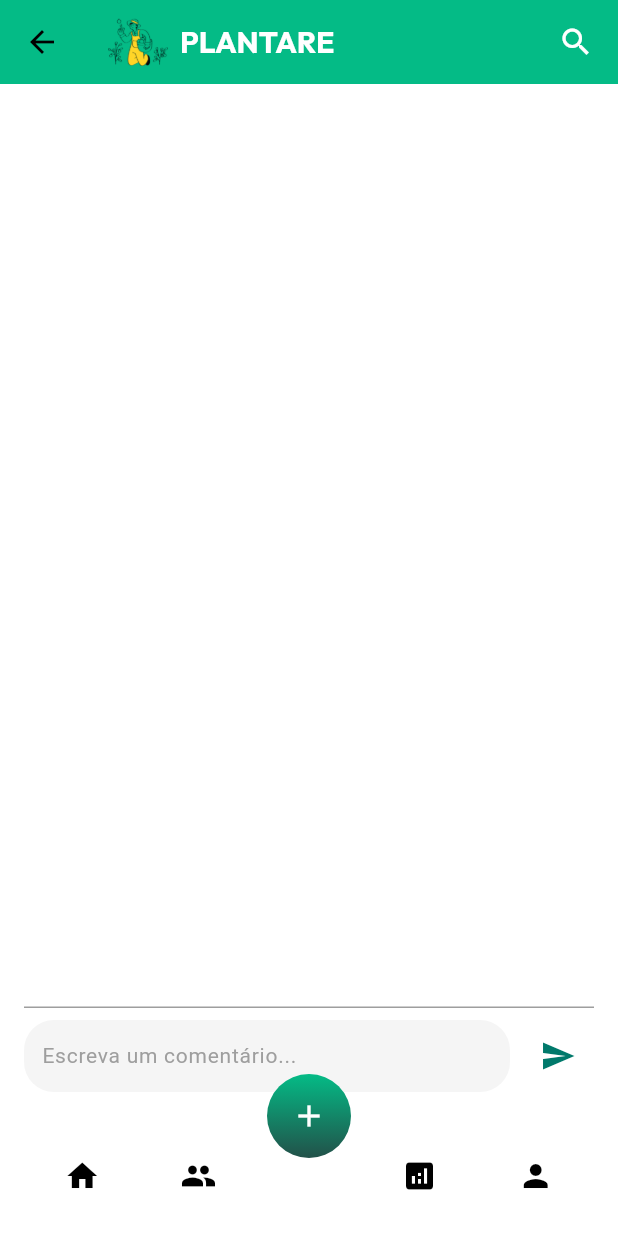
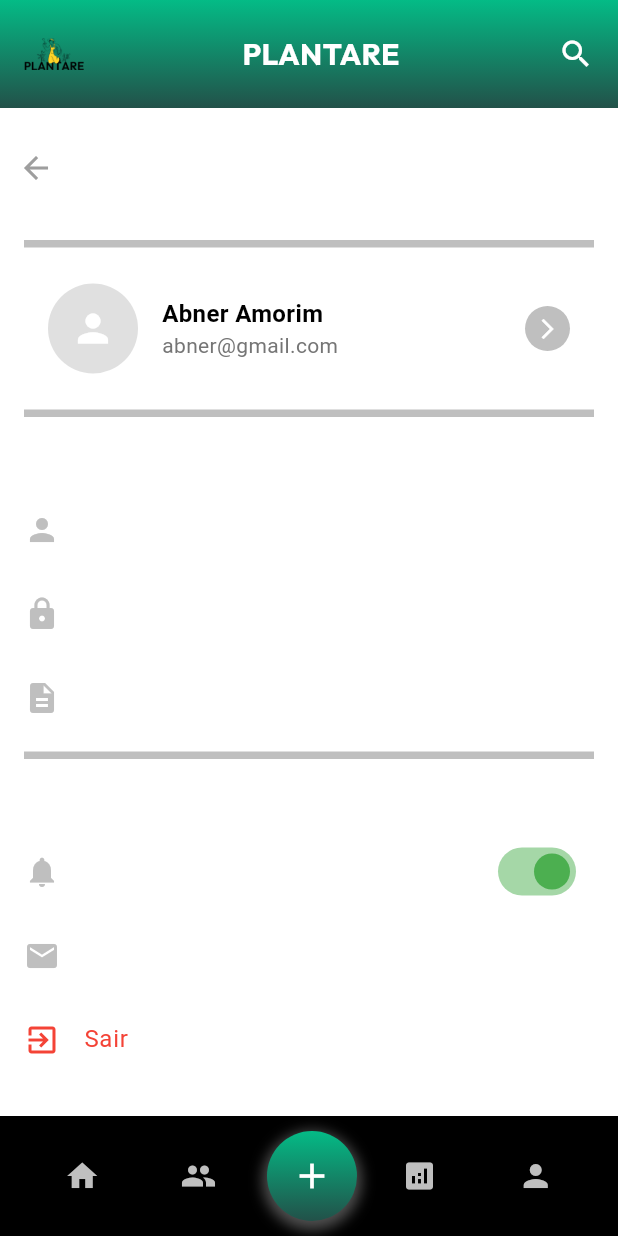
Before and after one commit to ICEI-PUC-Minas-PBR-SI/pbr-si-2024-2-p5-tias-t1-2758101-pbr-si-2024-2-p1-plantare, a Flutter app: the CommentScreen screen opened by its route, after a tap on the "person" icon, on a phone screen of 412 x 824 dp. Run offline on Flutter 3.47's test engine with Material 3 defaults, Android fonts, the phone set to English and light mode, and no system bars; our stand-ins replace cloud_firestore, firebase_core, google_fonts, sqflite; accounts and stored records are empty; project files that could hold a hidden picture were left out.

Commit message:
pagina perfil

```diff
--- a/plantare_app/lib/core/app_routes.dart
+++ b/plantare_app/lib/core/app_routes.dart
@@ -8,6 +8,7 @@ import '../screens/planting_screen.dart';
 import '../screens/report_screen.dart';
 import '../screens/community_screen.dart';
 import '../screens/comment_screen.dart';
+import '../screens/profile.dart';
 
 
 class AppRoutes {
@@ -20,6 +21,7 @@ class AppRoutes {
   static const String report = '/report';
   static const String community = '/community';
   static const String comment = '/comment';
+  static const String profile = '/profile';
 
   static final Map<String, WidgetBuilder> routes = {
     onboarding: (context) => OnboardingScreen(),
@@ -31,5 +33,6 @@ class AppRoutes {
     report: (context) => ReportScreen(),
     community: (context) => CommunityScreen(),
     comment: (context) => CommentScreen(),
+    profile: (context) => ProfileScreen(),
   };
 }
--- /dev/null
+++ b/plantare_app/lib/screens/profile.dart
@@ -0,0 +1,281 @@
+import 'package:flutter/material.dart';
+
+class ProfileScreen extends StatelessWidget {
+  @override
+  Widget build(BuildContext context) {
+    return Scaffold(
+      backgroundColor: const Color.fromARGB(255, 255, 255, 255), // Cor de fundo ajustada ao modelo
+      body: SingleChildScrollView(
+        child: Column(
+          children: [
+            // Header
+            Container(
+              decoration: BoxDecoration(
+                gradient: LinearGradient(
+                  colors: [Color(0xFF04BB86), Color(0xFF225149)],
+                  begin: Alignment.topCenter,
+                  end: Alignment.bottomCenter,
+                ),
+              ),
+              padding: EdgeInsets.symmetric(horizontal: 16.0, vertical: 16.0),
+              child: Row(
+                mainAxisAlignment: MainAxisAlignment.spaceBetween,
+                children: [
+                  Image.asset(
+                    'assets/images/logo.png', // Substituir pelo caminho correto da logo
+                    height: 40,
+                    width: 40,
+                  ),
+                  Text(
+                    "PLANTARE",
+                    style: TextStyle(
+                      fontFamily: 'Outfit',
+                      fontSize: 20,
+                      fontWeight: FontWeight.bold,
+                      color: Colors.white,
+                    ),
+                  ),
+                  Icon(Icons.search, color: Colors.white),
+                ],
+              ),
+            ),
+
+            // Título "Perfil"
+            Padding(
+              padding: const EdgeInsets.symmetric(vertical: 16.0),
+              child: Row(
+                mainAxisAlignment: MainAxisAlignment.spaceBetween,
+                children: [
+                  IconButton(
+                    icon: Icon(Icons.arrow_back, color: Colors.grey),
+                    onPressed: () => Navigator.pop(context),
+                  ),
+                  Expanded(
+                    child: Center(
+                      child: Text(
+                        "PERFIL",
+                        style: TextStyle(
+                          fontFamily: 'Outfit',
+                          fontSize: 18,
+                          fontWeight: FontWeight.bold,
+                          color: const Color.fromARGB(255, 255, 255, 255),
+                        ),
+                      ),
+                    ),
+                  ),
+                ],
+              ),
+            ),
+
+            // Divider acima da caixa de informações
+            _buildCustomDivider(),
+
+            // Seção de informações do usuário
+            Container(
+              margin: EdgeInsets.symmetric(horizontal: 16.0),
+              padding: const EdgeInsets.all(16.0),
+              decoration: BoxDecoration(
+                color: Color(0x00BFBFBF),
+                borderRadius: BorderRadius.circular(24.0), // Ajustado
+              ),
+              child: Row(
+                children: [
+                  CircleAvatar(
+                    radius: 30,
+                    backgroundColor: Colors.grey[300],
+                    child: Icon(Icons.person, size: 30, color: Colors.white),
+                  ),
+                  SizedBox(width: 16),
+                  Column(
+                    crossAxisAlignment: CrossAxisAlignment.start,
+                    children: [
+                      Text(
+                        'Abner Amorim',
+                        style: TextStyle(
+                          fontSize: 16,
+                          fontWeight: FontWeight.bold,
+                          color: Colors.black,
+                        ),
+                      ),
+                      Text(
+                        'abner@gmail.com',
+                        style: TextStyle(
+                          fontSize: 14,
+                          color: Colors.grey[600],
+                        ),
+                      ),
+                    ],
+                  ),
+                  Spacer(),
+                  Container(
+                    width: 30,
+                    height: 30,
+                    decoration: BoxDecoration(
+                      shape: BoxShape.circle,
+                      color: Color(0xFFBFBFBF),
+                    ),
+                    child: Icon(Icons.arrow_forward_ios, color: Colors.white, size: 16),
+                  ),
+                ],
+              ),
+            ),
+
+            // Divisor customizado
+            _buildCustomDivider(),
+
+            // Seções "Conta" e "Preferências"
+            _buildSectionTitle('Conta'),
+            _buildOption(context, 'Editar perfil', Icons.person),
+            _buildOption(context, 'Segurança', Icons.lock),
+            _buildOption(context, 'Termos de uso', Icons.description),
+
+            _buildCustomDivider(),
+
+            _buildSectionTitle('Preferências'),
+            _buildOptionSwitch(context, 'Notificações', Icons.notifications, true),
+            _buildOption(context, 'Fale conosco', Icons.mail),
+            _buildOption(
+              context,
+              'Sair',
+              Icons.exit_to_app,
+              isLogout: true,
+            ),
+          ],
+        ),
+      ),
+
+      // Botão central no menu inferior
+      bottomNavigationBar: Stack(
+        children: [
+          BottomAppBar(
+            color: Colors.black, // Cor ajustada
+            shape: CircularNotchedRectangle(),
+            notchMargin: 8.0,
+            child: Container(
+              height: 60.0,
+              child: Row(
+                mainAxisAlignment: MainAxisAlignment.spaceAround,
+                children: [
+                  IconButton(
+                    icon: Icon(Icons.home, color: Color(0xFFBFBFBF)),
+                    onPressed: () {
+                      Navigator.pushNamed(context, '/home');
+                    },
+                  ),
+                  IconButton(
+                    icon: Icon(Icons.people, color: Color(0xFFBFBFBF)),
+                    onPressed: () {
+                      Navigator.pushNamed(context, '/community');
+                    },
+                  ),
+                  SizedBox(width: 40), // Espaço para o botão central
+                  IconButton(
+                    icon: Icon(Icons.analytics, color: Color(0xFFBFBFBF)),
+                    onPressed: () {
+                      Navigator.pushNamed(context, '/report');
+                    },
+                  ),
+                  IconButton(
+                    icon: Icon(Icons.person, color: Color(0xFFBFBFBF)),
+                    onPressed: () {
+                      Navigator.pushNamed(context, '/profile');
+                    },
+                  ),
+                ],
+              ),
+            ),
+          ),
+          Positioned(
+            bottom: 10.0,
+            left: MediaQuery.of(context).size.width / 2 - 28,
+            child: Container(
+              height: 60.0,
+              width: 60.0,
+              decoration: BoxDecoration(
+                shape: BoxShape.circle,
+                gradient: LinearGradient(
+                  colors: [Color(0xFF04BB86), Color(0xFF225149)],
+                  begin: Alignment.topCenter,
+                  end: Alignment.bottomCenter,
+                ),
+                boxShadow: [
+                  BoxShadow(
+                    color: Colors.grey.withOpacity(0.5),
+                    spreadRadius: 3,
+                    blurRadius: 7,
+                    offset: Offset(0, 3), // Sombra suave
+                  ),
+                ],
+              ),
+              child: FloatingActionButton(
+                onPressed: () {
+                  Navigator.pushNamed(context, '/planting');
+                },
+                backgroundColor: Colors.transparent,
+                elevation: 0,
+                child: Icon(Icons.add, color: Colors.white, size: 28),
+              ),
+            ),
+          ),
+        ],
+      ),
+    );
+  }
+
+  // Divisor customizado
+  Widget _buildCustomDivider() {
+    return Padding(
+      padding: const EdgeInsets.symmetric(horizontal: 16.0, vertical: 8.0),
+      child: Container(
+        height: 5, // Altura ajustada
+        color: Color(0xFFBFBFBF),
+      ),
+    );
+  }
+
+  // Título de seção
+  Widget _buildSectionTitle(String title) {
+    return Padding(
+      padding: const EdgeInsets.symmetric(horizontal: 16.0, vertical: 8.0),
+      child: Text(
+        title,
+        style: TextStyle(
+          fontWeight: FontWeight.bold,
+          fontSize: 16,
+          color: Colors.white, // Cor ajustada
+        ),
+      ),
+    );
+  }
+
+  // Opção de menu
+  Widget _buildOption(BuildContext context, String title, IconData icon,
+      {bool isLogout = false}) {
+    return ListTile(
+      leading: Icon(icon, color: isLogout ? Colors.red : Color(0xFFBFBFBF)),
+      title: Text(
+        title,
+        style: TextStyle(color: isLogout ? Colors.red : Colors.white),
+      ),
+      onTap: () {
+        if (isLogout) {
+          // Lógica para logout
+        }
+      },
+    );
+  }
+
+  // Opção com Switch e Ícone
+  Widget _buildOptionSwitch(
+      BuildContext context, String title, IconData icon, bool value) {
+    return SwitchListTile(
+      secondary: Icon(icon, color: Color(0xFFBFBFBF)),
+      title: Text(title, style: TextStyle(color: Colors.white)),
+      value: value,
+      activeColor: Colors.green,
+      onChanged: (bool newValue) {
+        // Lógica para alternar o switch
+      },
+    );
+  }
+}
```
Also changed, not shown: 1 other file.
